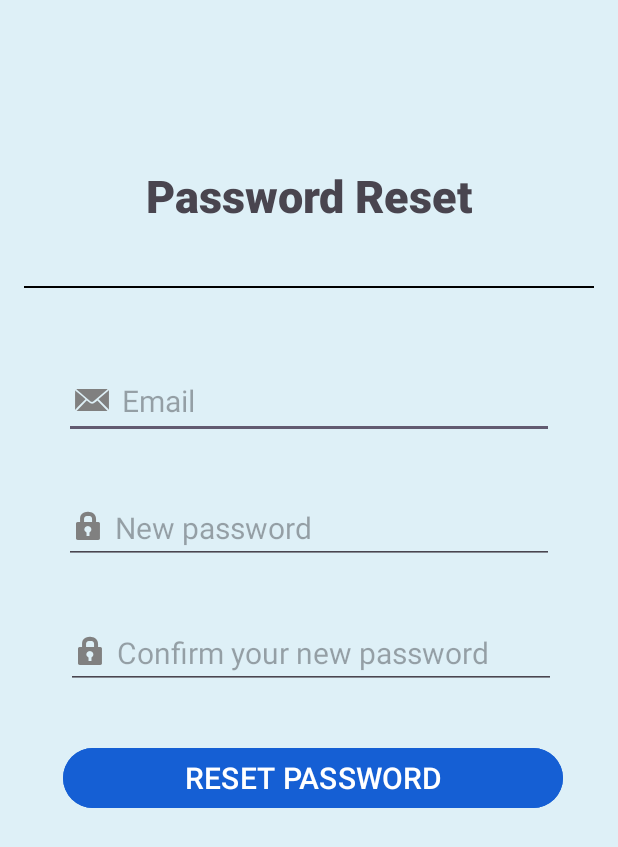
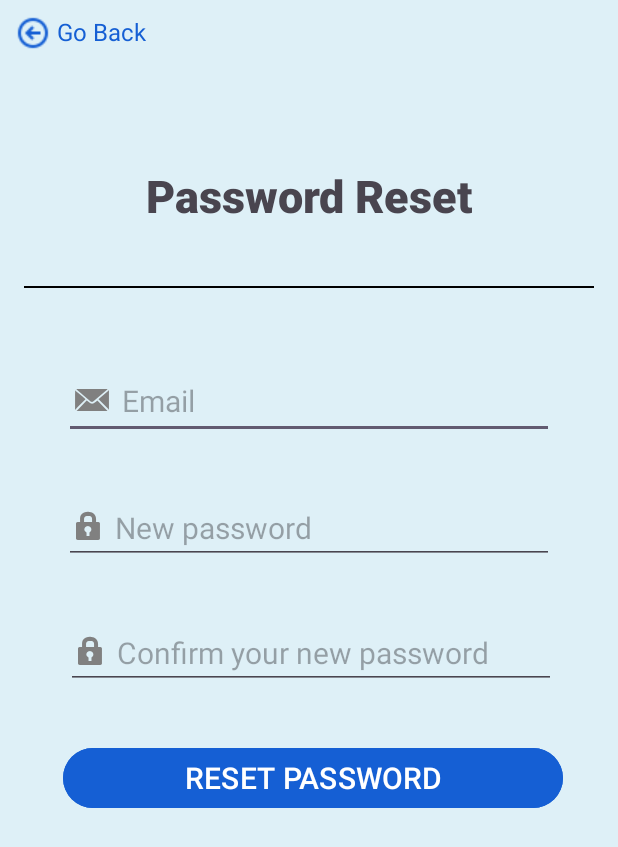
Before and after one commit to yernaz-togizbayev/travel_planner_app, an Android app: the PasswordResetActivity screen opened directly, with no data from a screen before it, on a phone screen of 412 x 824 dp. Shown: the top 847 px of the screen. Run offline under Robolectric (Android 15) with nearby library versions, the phone set to English and light mode, and no system bars.

Commit message:
add go back button for password reset screen

```diff
--- a/app/src/main/java/com/example/m3_01_08_reiseplaner/PasswordResetActivity.java
+++ b/app/src/main/java/com/example/m3_01_08_reiseplaner/PasswordResetActivity.java
@@ -3,6 +3,7 @@ package com.example.m3_01_08_reiseplaner;
 import androidx.annotation.Nullable;
 import androidx.appcompat.app.AppCompatActivity;
 
+import android.content.Intent;
 import android.graphics.Color;
 import android.os.Bundle;
 import android.view.Gravity;
@@ -52,6 +53,15 @@ public class PasswordResetActivity extends AppCompatActivity {
     }
 
     /**
+     * Handles the button press to go back from the password reset screen to the sign in screen.
+     * @param view The button that was pressed by the user.
+     */
+    public void PasswordResetGoBackPress(View view) {
+        Intent intent = new Intent(PasswordResetActivity.this, SignInActivity.class);
+        startActivity(intent);
+    }
+
+    /**
      * Finds a user with the specified email in the user list.
      * @param email The email to search for.
      * @return User object if found in list of users, null otherwise.
--- a/app/src/main/res/layout/activity_password_reset.xml
+++ b/app/src/main/res/layout/activity_password_reset.xml
@@ -6,6 +6,22 @@
     android:layout_height="match_parent"
     android:background="#DEF0F7"
     tools:context=".PasswordResetActivity">
+
+    <TextView
+        android:id="@+id/PasswordResetGoback"
+        android:layout_width="wrap_content"
+        android:layout_height="wrap_content"
+        android:layout_marginStart="10dp"
+        android:layout_marginTop="10dp"
+        android:clickable="true"
+        android:drawableLeft="@drawable/goback_icon"
+        android:drawableTint="#155FD4"
+        android:onClick="PasswordResetGoBackPress"
+        android:text=" Go Back"
+        android:textColor="#155FD4"
+        android:textSize="16sp"
+        app:layout_constraintStart_toStartOf="parent"
+        app:layout_constraintTop_toTopOf="parent" />
 
     <TextView
         android:id="@+id/textView3"
```
